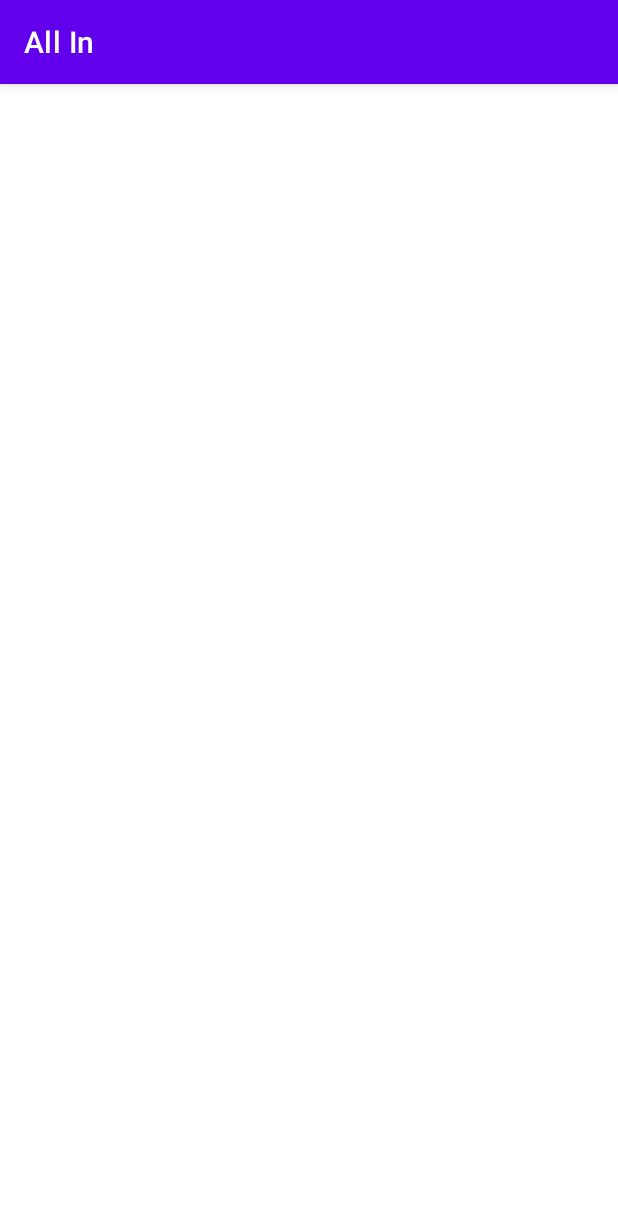
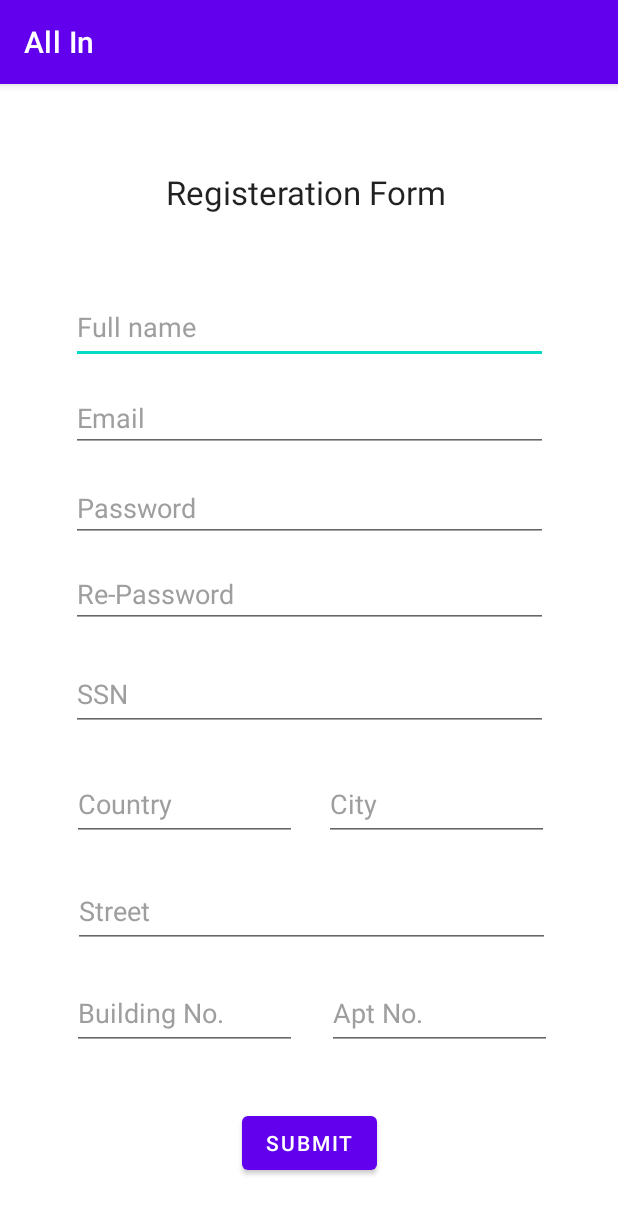
Before and after one commit to alikashlan10/Allin, an Android app: the Register screen opened directly, with no data from a screen before it, on a phone screen of 412 x 824 dp. Shown: the top 1214 px of the screen. Run offline under Robolectric (Android 15) with nearby library versions, the phone set to English and light mode, and no system bars.

Commit message:
Regestration form done

```diff
--- a/app/src/main/AndroidManifest.xml
+++ b/app/src/main/AndroidManifest.xml
@@ -15,7 +15,7 @@
         tools:targetApi="31">
         <activity
             android:name=".Register"
-            android:exported="false" />
+            android:exported="true" />
         <activity
             android:name=".login"
             android:exported="false" />
--- a/app/src/main/res/layout/activity_register.xml
+++ b/app/src/main/res/layout/activity_register.xml
@@ -6,4 +6,151 @@
     android:layout_height="match_parent"
     tools:context=".Register">
 
+    <com.google.android.material.textfield.TextInputEditText
+        android:id="@+id/RegFullName"
+        android:layout_width="318dp"
+        android:layout_height="49dp"
+        android:layout_marginBottom="17dp"
+        android:hint="Full name"
+        android:textColorHint="#9E9E9E"
+        app:layout_constraintBottom_toTopOf="@+id/RegEmail"
+        app:layout_constraintEnd_toEndOf="parent"
+        app:layout_constraintHorizontal_bias="0.505"
+        app:layout_constraintStart_toStartOf="parent" />
+
+    <EditText
+        android:id="@+id/RegEmail"
+        android:layout_width="318dp"
+        android:layout_height="41dp"
+        android:layout_marginBottom="20dp"
+        android:ems="10"
+        android:hint="Email"
+        android:inputType="textEmailAddress"
+        android:textColorHint="#9E9E9E"
+        app:layout_constraintBottom_toTopOf="@+id/RegPassword"
+        app:layout_constraintEnd_toEndOf="parent"
+        app:layout_constraintHorizontal_bias="0.505"
+        app:layout_constraintStart_toStartOf="parent" />
+
+    <EditText
+        android:id="@+id/RegRePassword"
+        android:layout_width="318dp"
+        android:layout_height="40dp"
+        android:layout_marginBottom="19dp"
+        android:ems="10"
+        android:hint="Re-Password"
+        android:inputType="textPassword"
+        android:textColorHint="#9E9E9E"
+        app:layout_constraintBottom_toTopOf="@+id/RegSSN"
+        app:layout_constraintEnd_toEndOf="parent"
+        app:layout_constraintHorizontal_bias="0.505"
+        app:layout_constraintStart_toStartOf="parent" />
+
+    <com.google.android.material.textfield.TextInputEditText
+        android:id="@+id/RegSSN"
+        android:layout_width="318dp"
+        android:layout_height="49dp"
+        android:layout_marginBottom="24dp"
+        android:hint="SSN"
+        android:textColorHint="#9E9E9E"
+        app:layout_constraintBottom_toTopOf="@+id/RegCity"
+        app:layout_constraintEnd_toEndOf="parent"
+        app:layout_constraintHorizontal_bias="0.505"
+        app:layout_constraintStart_toStartOf="parent" />
+
+    <com.google.android.material.textfield.TextInputEditText
+        android:id="@+id/RegBuilding"
+        android:layout_width="150dp"
+        android:layout_height="49dp"
+        android:layout_marginStart="48dp"
+        android:layout_marginBottom="124dp"
+        android:hint="Building No."
+        android:textColorHint="#9E9E9E"
+        app:layout_constraintBottom_toBottomOf="parent"
+        app:layout_constraintStart_toStartOf="parent" />
+
+    <com.google.android.material.textfield.TextInputEditText
+        android:id="@+id/RegApartment"
+        android:layout_width="150dp"
+        android:layout_height="49dp"
+        android:layout_marginEnd="44dp"
+        android:layout_marginBottom="124dp"
+        android:hint="Apt No."
+        android:textColorHint="#9E9E9E"
+        app:layout_constraintBottom_toBottomOf="parent"
+        app:layout_constraintEnd_toEndOf="parent" />
+
+    <com.google.android.material.textfield.TextInputEditText
+        android:id="@+id/RegCity"
+        android:layout_width="150dp"
+        android:layout_height="49dp"
+        android:layout_marginStart="17dp"
+        android:layout_marginEnd="46dp"
+        android:layout_marginBottom="22dp"
+        android:hint="City"
+        android:textColorHint="#9E9E9E"
+        app:layout_constraintBottom_toTopOf="@+id/RegStreet"
+        app:layout_constraintEnd_toEndOf="parent"
+        app:layout_constraintStart_toEndOf="@+id/RegCountry" />
+
+    <com.google.android.material.textfield.TextInputEditText
+        android:id="@+id/RegCountry"
+        android:layout_width="150dp"
+        android:layout_height="49dp"
+        android:layout_marginStart="48dp"
+        android:layout_marginBottom="22dp"
+        android:hint="Country"
+        android:textColorHint="#9E9E9E"
+        app:layout_constraintBottom_toTopOf="@+id/RegStreet"
+        app:layout_constraintStart_toStartOf="parent" />
+
+    <com.google.android.material.textfield.TextInputEditText
+        android:id="@+id/RegStreet"
+        android:layout_width="318dp"
+        android:layout_height="49dp"
+        android:layout_marginStart="48dp"
+        android:layout_marginEnd="45dp"
+        android:layout_marginBottom="192dp"
+        android:hint="Street"
+        android:textColorHint="#9E9E9E"
+        app:layout_constraintBottom_toBottomOf="parent"
+        app:layout_constraintEnd_toEndOf="parent"
+        app:layout_constraintHorizontal_bias="1.0"
+        app:layout_constraintStart_toStartOf="parent" />
+
+    <EditText
+        android:id="@+id/RegPassword"
+        android:layout_width="318dp"
+        android:layout_height="40dp"
+        android:layout_marginBottom="17dp"
+        android:ems="10"
+        android:hint="Password"
+        android:inputType="textPassword"
+        android:textColorHint="#9E9E9E"
+        app:layout_constraintBottom_toTopOf="@+id/RegRePassword"
+        app:layout_constraintEnd_toEndOf="parent"
+        app:layout_constraintHorizontal_bias="0.505"
+        app:layout_constraintStart_toStartOf="parent" />
+
+    <TextView
+        android:id="@+id/RegTitle"
+        android:layout_width="191dp"
+        android:layout_height="28dp"
+        android:layout_marginTop="57dp"
+        android:text="Registeration Form"
+        android:textAppearance="@style/TextAppearance.AppCompat.Large"
+        app:layout_constraintEnd_toEndOf="parent"
+        app:layout_constraintStart_toStartOf="parent"
+        app:layout_constraintTop_toTopOf="parent" />
+
+    <Button
+        android:id="@+id/Regsubmitbtn"
+        android:layout_width="wrap_content"
+        android:layout_height="wrap_content"
+        android:layout_marginBottom="38dp"
+        android:text="Submit"
+        app:layout_constraintBottom_toBottomOf="parent"
+        app:layout_constraintEnd_toEndOf="parent"
+        app:layout_constraintStart_toStartOf="parent" />
+
 </androidx.constraintlayout.widget.ConstraintLayout>
```
